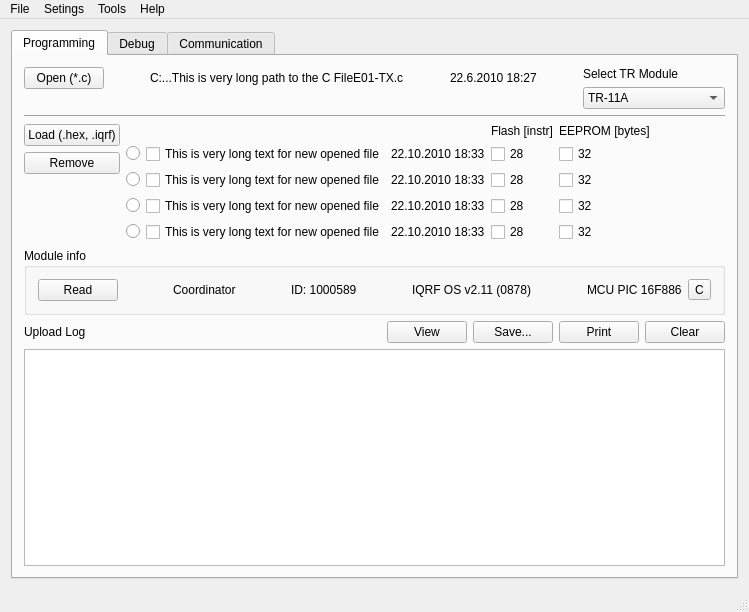
The window that IDE/iqrf_ide/mainwindow.ui (nandra/IDE) describes before a commit, drawn with Qt 5.
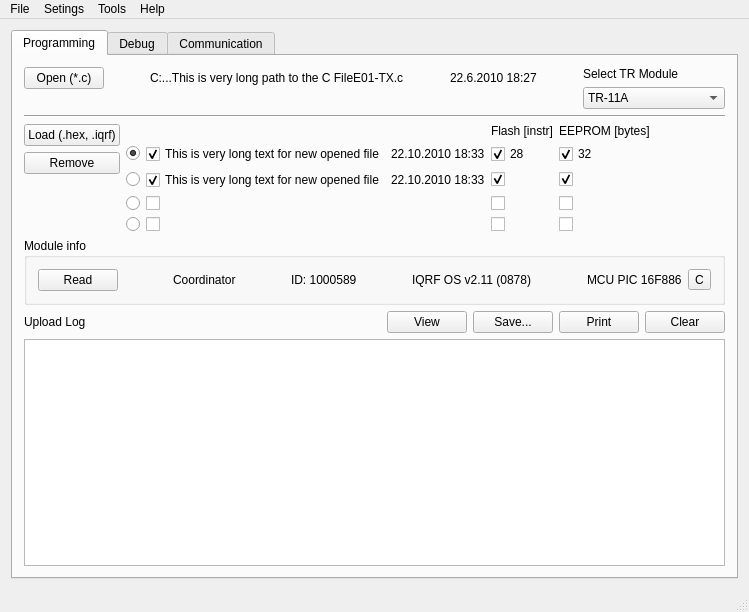
The same window after the commit.

Commit message: Add setup for checkboxes.

What changed in the file:
```diff
--- a/IDE/iqrf_ide/mainwindow.ui
+++ b/IDE/iqrf_ide/mainwindow.ui
@@ -6,7 +6,7 @@
    <rect>
     <x>0</x>
     <y>0</y>
-    <width>708</width>
+    <width>712</width>
     <height>612</height>
    </rect>
   </property>
@@ -190,6 +190,9 @@
               <property name="text">
                <string/>
               </property>
+              <property name="checked">
+               <bool>true</bool>
+              </property>
              </widget>
             </item>
             <item row="1" column="1">
@@ -197,6 +200,9 @@
               <property name="text">
                <string>This is very long text for new opened file</string>
               </property>
+              <property name="checked">
+               <bool>true</bool>
+              </property>
              </widget>
             </item>
             <item row="1" column="2">
@@ -211,6 +217,9 @@
               <property name="text">
                <string>28</string>
               </property>
+              <property name="checked">
+               <bool>true</bool>
+              </property>
              </widget>
             </item>
             <item row="1" column="4">
@@ -218,6 +227,9 @@
               <property name="text">
                <string>32</string>
               </property>
+              <property name="checked">
+               <bool>true</bool>
+              </property>
              </widget>
             </item>
             <item row="0" column="3">
@@ -246,6 +258,9 @@
               <property name="text">
                <string>This is very long text for new opened file</string>
               </property>
+              <property name="checked">
+               <bool>true</bool>
+              </property>
              </widget>
             </item>
             <item row="2" column="2">
@@ -258,14 +273,20 @@
             <item row="2" column="3">
              <widget class="QCheckBox" name="checkBox11">
               <property name="text">
-               <string>28</string>
+               <string/>
+              </property>
+              <property name="checked">
+               <bool>true</bool>
               </property>
              </widget>
             </item>
             <item row="2" column="4">
              <widget class="QCheckBox" name="checkBox12">
               <property name="text">
-               <string>32</string>
+               <string/>
+              </property>
+              <property name="checked">
+               <bool>true</bool>
               </property>
              </widget>
             </item>
@@ -279,28 +300,28 @@
             <item row="3" column="1">
              <widget class="QCheckBox" name="checkBox2">
               <property name="text">
-               <string>This is very long text for new opened file</string>
+               <string/>
               </property>
              </widget>
             </item>
             <item row="3" column="2">
              <widget class="QLabel" name="label2">
               <property name="text">
-               <string>22.10.2010 18:33</string>
+               <string/>
               </property>
              </widget>
             </item>
             <item row="3" column="3">
              <widget class="QCheckBox" name="checkBox21">
               <property name="text">
-               <string>28</string>
+               <string/>
               </property>
              </widget>
             </item>
             <item row="3" column="4">
              <widget class="QCheckBox" name="checkBox22">
               <property name="text">
-               <string>32</string>
+               <string/>
               </property>
              </widget>
             </item>
@@ -314,28 +335,28 @@
             <item row="4" column="1">
              <widget class="QCheckBox" name="checkBox3">
               <property name="text">
-               <string>This is very long text for new opened file</string>
+               <string/>
               </property>
              </widget>
             </item>
             <item row="4" column="2">
              <widget class="QLabel" name="label3">
               <property name="text">
-               <string>22.10.2010 18:33</string>
+               <string/>
               </property>
              </widget>
             </item>
             <item row="4" column="3">
              <widget class="QCheckBox" name="checkBox31">
               <property name="text">
-               <string>28</string>
+               <string/>
               </property>
              </widget>
             </item>
             <item row="4" column="4">
              <widget class="QCheckBox" name="checkBox32">
               <property name="text">
-               <string>32</string>
+               <string/>
               </property>
              </widget>
             </item>
```
Left out of the diff: 2 changed lines with no effect on the pictures. The commit also changes 1 other file.
